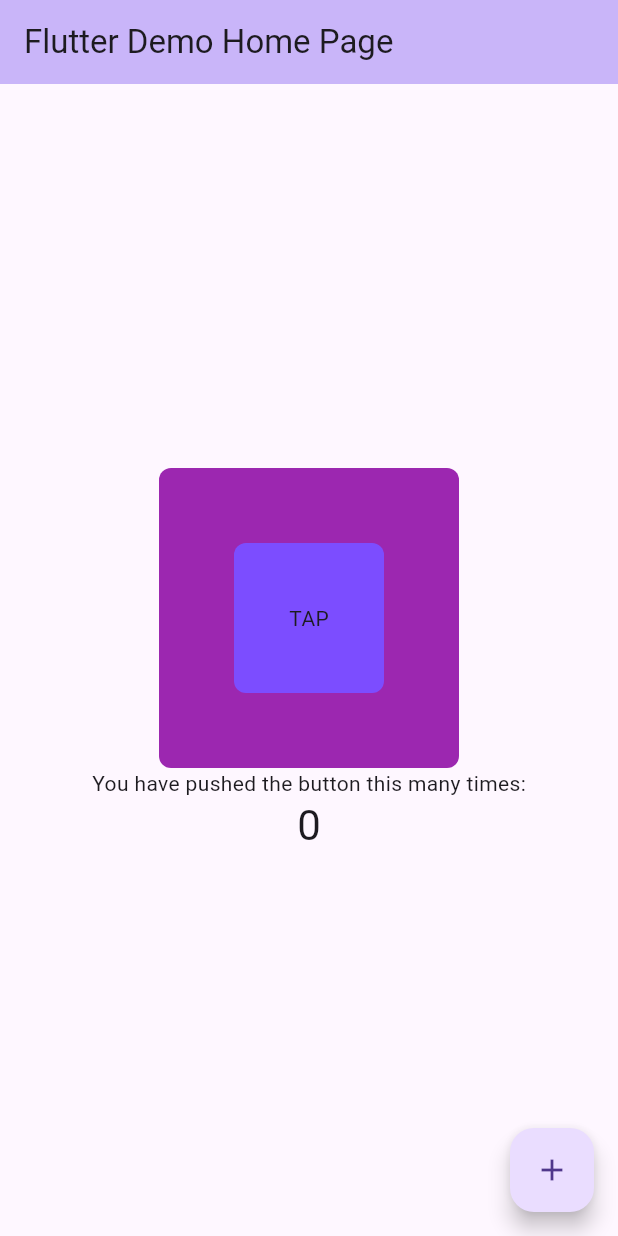
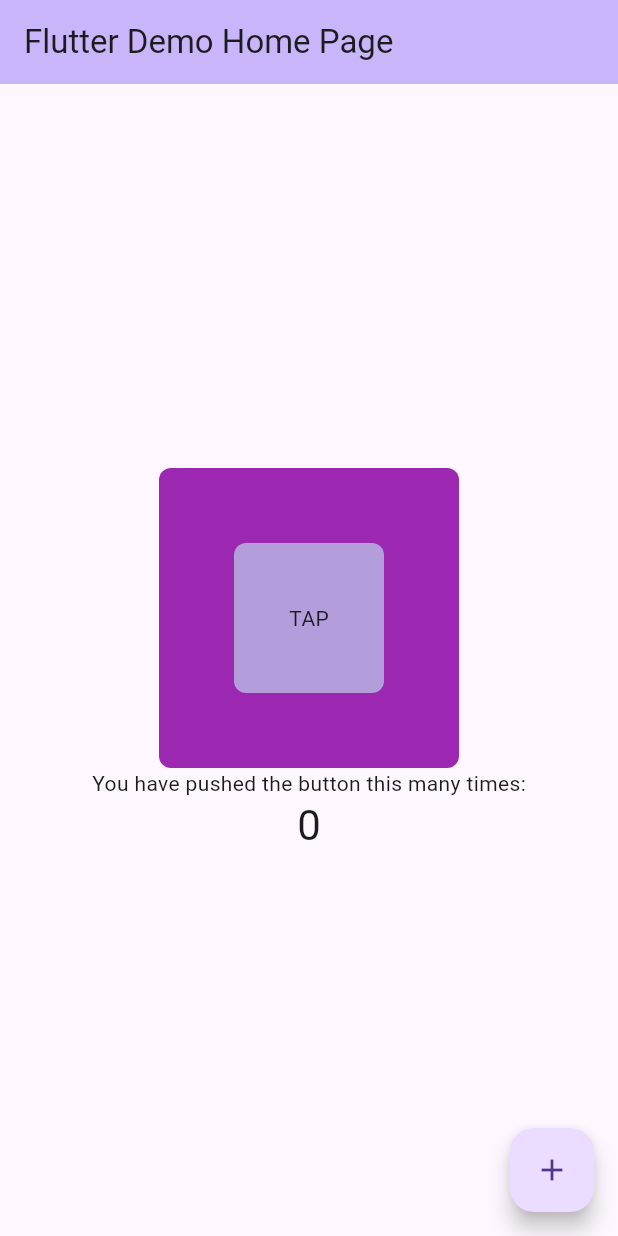
Before and after one commit to Azimul-Haque/tasbih-android, a Flutter app: the screen it shows after launch, on a phone screen of 412 x 824 dp. Run offline on Flutter 3.47's test engine with Material 3 defaults, Android fonts, the phone set to English and light mode, and no system bars.

Commit message:
Commit Sat 06/29/2024  4:56:35.32 28264

```diff
--- a/lib/main.dart
+++ b/lib/main.dart
@@ -58,7 +58,7 @@ class _MyHomePageState extends State<MyHomePage> {
             MyBox(
               color: Colors.purple,
               child: MyButton(
-                color: Colors.deepPurpleAccent,
+                color: Colors.deepPurple[200],
                 onTap: () {},
               ),
             ),
```
